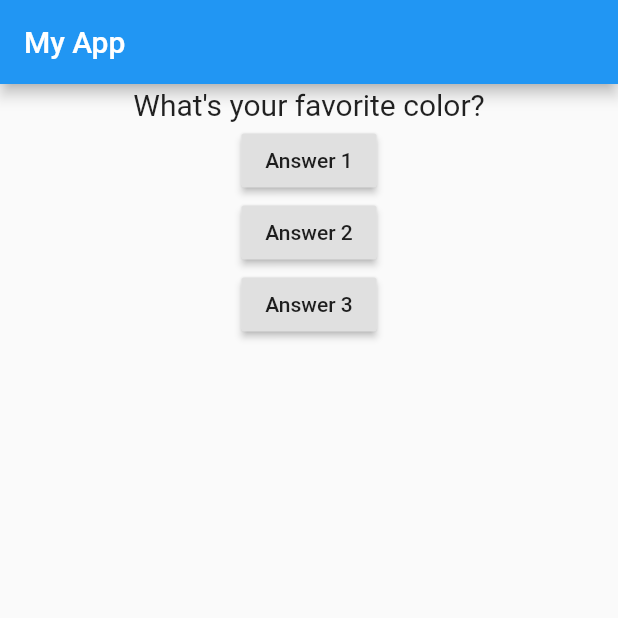
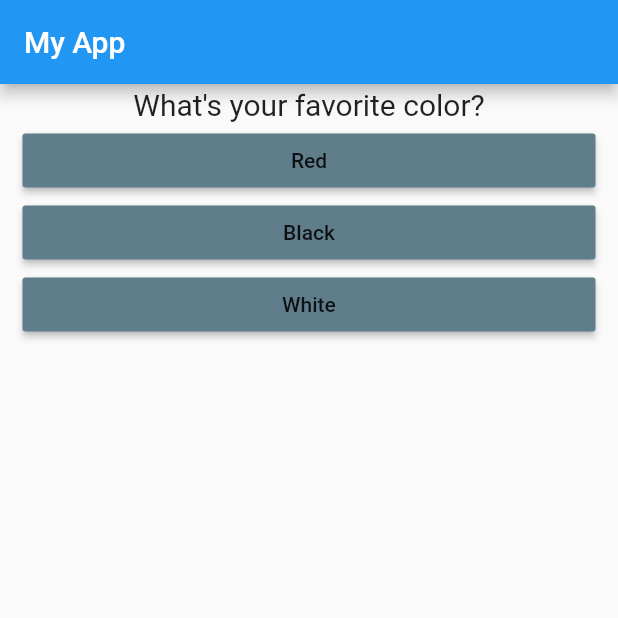
Before and after one commit to ramim94/FPersonalityQuiz, a Flutter app: the screen it shows after launch, on a phone screen of 412 x 824 dp, the top half of it. Run offline on Flutter 3.47's test engine with Material 2 defaults, Android fonts, the phone set to English and light mode, and no system bars.

Commit message:
getting dynamic questions and answers

```diff
--- /dev/null
+++ b/lib/answer.dart
@@ -0,0 +1,21 @@
+import 'package:flutter/material.dart';
+
+class Answer extends StatelessWidget {
+  String answerText;
+  var onPressedFunction;
+
+  Answer(this.answerText, this.onPressedFunction);
+
+  @override
+  Widget build(BuildContext context) {
+    return Container(
+      width: double.infinity,
+      margin: EdgeInsets.only(left: 15, top: 0, right: 15, bottom: 0),
+      child: RaisedButton(
+        color: Colors.blueGrey,
+        child: Text(answerText),
+        onPressed: onPressedFunction,
+      ),
+    );
+  }
+}
--- a/lib/main.dart
+++ b/lib/main.dart
@@ -1,4 +1,5 @@
 import 'package:flutter/material.dart';
+import 'package:flutterpersonalityquiz/answer.dart';
 import 'package:flutterpersonalityquiz/question.dart';
 
 void main() => runApp(MyApp());
@@ -14,10 +15,18 @@ class MyApp extends StatefulWidget {
 class _MyAppState extends State<MyApp> {
   var _qIndex = 0;
   var _question = [
-    'What\'s your favorite color?',
-    'Where were you born?',
-    'What is your hobby?',
-    "What is your name?"
+    {"questionText" : "What\'s your favorite color?",
+    "answers" : ["Red", "Black", "White"]
+    },
+    {"questionText" : "Where were you born?",
+      "answers" : ["Chittagong", "Dhaka", "Coxs Bazar"]
+    },
+    {"questionText" : "What is your hobby?",
+      "answers" : ["Gaming", "Coding", "Sleeping"]
+    },
+    {"questionText" : "What is your name?",
+      "answers" : ["Ramim", "Hamim", "Shamim"]
+    }
   ];
 
   void _answeredQuestion(){
@@ -34,10 +43,14 @@ class _MyAppState extends State<MyApp> {
       appBar: AppBar(title: Text("My App")),
       body: Column(
         children: <Widget>[
-          Question(_question[_qIndex]),
-          RaisedButton(child: Text("Answer 1"), onPressed: _answeredQuestion,),
-          RaisedButton(child: Text("Answer 2"), onPressed: _answeredQuestion,),
-          RaisedButton(child: Text("Answer 3"), onPressed: _answeredQuestion,),
+          Question(_question[_qIndex]["questionText"]),
+//          Answer("Answer 1", _answeredQuestion,),
+//          Answer("Answer 2", _answeredQuestion,),
+//          Answer("Answer 3", _answeredQuestion,),
+          ...(_question[_qIndex]["answers"] as List<String>)
+            .map((eachAnswer) {
+          return Answer(eachAnswer,_answeredQuestion);
+        }).toList()
         ],
       ),
     ),
--- a/pubspec.yaml
+++ b/pubspec.yaml
@@ -14,7 +14,7 @@ description: A Flutter application with basic buttons and texts
 version: 1.0.0+1
 
 environment:
-  sdk: ">=2.1.0 <3.0.0"
+  sdk: ">=2.2.2 <3.0.0"
 
 dependencies:
   flutter:
```
